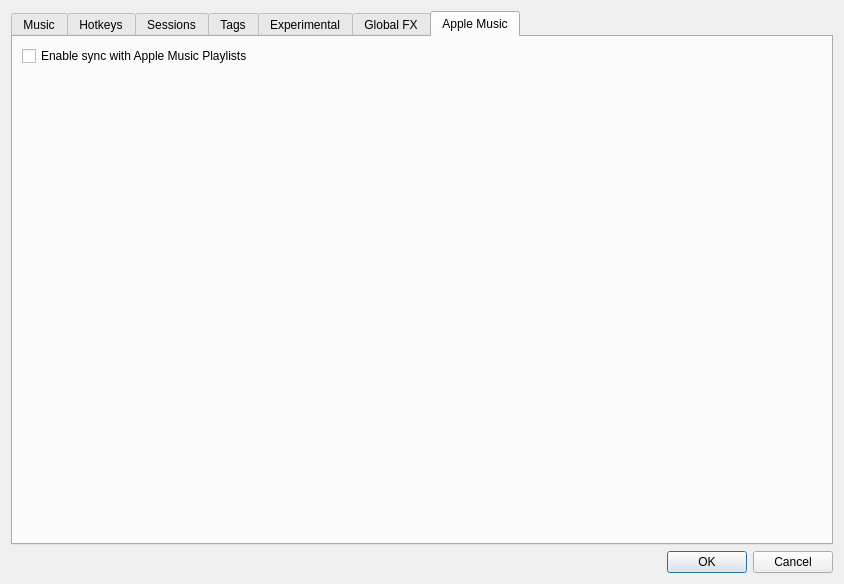
Old version of the form SquareDesk-DEV/test123/preferencesdialog.ui in the repository mpogue2/SquareDesk.
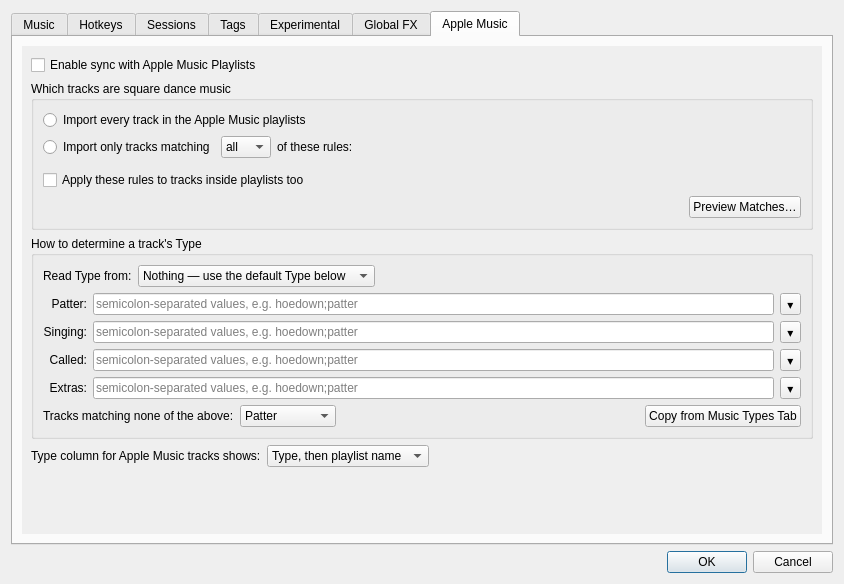
New version of the form. The open tabs and pages were chosen to show the change. Icons and pictures are not drawn.

Commit message: #1740: Add the Apple Music filter and Type mapping UI

Patch:
```diff
--- a/SquareDesk-DEV/test123/preferencesdialog.ui
+++ b/SquareDesk-DEV/test123/preferencesdialog.ui
@@ -1996,25 +1996,359 @@
         </attribute>
         <layout class="QVBoxLayout" name="verticalLayout_appleMusic">
          <item>
-          <widget class="QCheckBox" name="enableAppleMusicCheckbox">
-           <property name="text">
-            <string>Enable sync with Apple Music Playlists</string>
+          <widget class="QScrollArea" name="appleMusicScrollArea">
+           <property name="frameShape">
+            <enum>QFrame::Shape::NoFrame</enum>
            </property>
+           <property name="widgetResizable">
+            <bool>true</bool>
+           </property>
+           <widget class="QWidget" name="appleMusicScrollContents">
+            <layout class="QVBoxLayout" name="appleMusicContentsLayout">
+             <item>
+              <widget class="QCheckBox" name="enableAppleMusicCheckbox">
+               <property name="text">
+                <string>Enable sync with Apple Music Playlists</string>
+               </property>
+              </widget>
+             </item>
+             <item>
+              <widget class="QGroupBox" name="appleMusicFilterGroupBox">
+               <property name="title">
+                <string>Which tracks are square dance music</string>
+               </property>
+               <layout class="QVBoxLayout" name="appleMusicFilterLayout">
+                <item>
+                 <widget class="QRadioButton" name="appleMusicNoFilterRadio">
+                  <property name="text">
+                   <string>Import every track in the Apple Music playlists</string>
+                  </property>
+                 </widget>
+                </item>
+                <item>
+                 <layout class="QHBoxLayout" name="appleMusicFilterMatchLayout">
+                  <item>
+                   <widget class="QRadioButton" name="appleMusicFilterEnabledRadio">
+                    <property name="text">
+                     <string>Import only tracks matching</string>
+                    </property>
+                   </widget>
+                  </item>
+                  <item>
+                   <widget class="QComboBox" name="appleMusicFilterMatchCombo">
+<item><property name="text"><string>all</string></property></item>
+<item><property name="text"><string>any</string></property></item>
+</widget>
+
+                  </item>
+                  <item>
+                   <widget class="QLabel" name="appleMusicFilterMatchLabel">
+                    <property name="text">
+                     <string>of these rules:</string>
+                    </property>
+                   </widget>
+                  </item>
+                  <item>
+                   <spacer name="appleMusicFilterMatchSpacer">
+                    <property name="orientation">
+                     <enum>Qt::Orientation::Horizontal</enum>
+                    </property>
+                    <property name="sizeHint" stdset="0">
+                     <size><width>40</width><height>20</height></size>
+                    </property>
+                   </spacer>
+                  </item>
+                 </layout>
+                </item>
+                <item>
+                 <widget class="QWidget" name="appleMusicRulesContainer" native="true">
+                  <layout class="QVBoxLayout" name="appleMusicRulesLayout">
+                   <property name="leftMargin"><number>22</number></property>
+                   <property name="topMargin"><number>0</number></property>
+                   <property name="bottomMargin"><number>0</number></property>
+                   <property name="spacing"><number>3</number></property>
+                  </layout>
+                 </widget>
+                </item>
+                <item>
+                 <widget class="QCheckBox" name="appleMusicFilterInPlaylistsCheckbox">
+                  <property name="text">
+                   <string>Apply these rules to tracks inside playlists too</string>
+                  </property>
+                  <property name="toolTip">
+                   <string>When off, every track in a playlist is imported, and these rules only decide which tracks outside your playlists count as square dance music.</string>
+                  </property>
+                 </widget>
+                </item>
+                <item>
+                 <layout class="QHBoxLayout" name="appleMusicMatchCountLayout">
+                  <item>
+                   <widget class="QLabel" name="appleMusicMatchCountLabel">
+                    <property name="text">
+                     <string/>
+                    </property>
+                   </widget>
+                  </item>
+                  <item>
+                   <spacer name="appleMusicMatchCountSpacer">
+                    <property name="orientation">
+                     <enum>Qt::Orientation::Horizontal</enum>
+                    </property>
+                    <property name="sizeHint" stdset="0">
+                     <size><width>40</width><height>20</height></size>
+                    </property>
+                   </spacer>
+                  </item>
+                  <item>
+                   <widget class="QPushButton" name="appleMusicPreviewButton">
+                    <property name="text">
+                     <string>Preview Matches…</string>
+                    </property>
+                   </widget>
+                  </item>
+                 </layout>
+                </item>
+               </layout>
+              </widget>
+             </item>
+             <item>
+              <widget class="QGroupBox" name="appleMusicTypeGroupBox">
+               <property name="title">
+                <string>How to determine a track's Type</string>
+               </property>
+               <layout class="QVBoxLayout" name="appleMusicTypeLayout">
+                <item>
+                 <layout class="QHBoxLayout" name="appleMusicTypeFieldLayout">
+                  <item>
+                   <widget class="QLabel" name="appleMusicTypeFieldLabel">
+                    <property name="text">
+                     <string>Read Type from:</string>
+                    </property>
+                   </widget>
+                  </item>
+                  <item>
+                   <widget class="QComboBox" name="appleMusicTypeFieldCombo">
+<item><property name="text"><string>Nothing — use the default Type below</string></property></item>
+<item><property name="text"><string>Genre</string></property></item>
+<item><property name="text"><string>Grouping</string></property></item>
+<item><property name="text"><string>Album</string></property></item>
+<item><property name="text"><string>Album Artist</string></property></item>
+<item><property name="text"><string>Artist</string></property></item>
+<item><property name="text"><string>Composer</string></property></item>
+<item><property name="text"><string>Comments</string></property></item>
+<item><property name="text"><string>Work</string></property></item>
+<item><property name="text"><string>Title</string></property></item>
+</widget>
+
+                  </item>
+                  <item>
+                   <spacer name="appleMusicTypeFieldSpacer">
+                    <property name="orientation">
+                     <enum>Qt::Orientation::Horizontal</enum>
+                    </property>
+                    <property name="sizeHint" stdset="0">
+                     <size><width>40</width><height>20</height></size>
+                    </property>
+                   </spacer>
+                  </item>
+                 </layout>
+                </item>
+                <item>
+                 <layout class="QGridLayout" name="appleMusicTypeGrid">
+                  <item row="0" column="0">
+                   <widget class="QLabel" name="appleMusicTypePatterLabel">
+                    <property name="text">
+                     <string>Patter:</string>
+                    </property>
+                    <property name="alignment">
+                     <set>Qt::AlignmentFlag::AlignRight|Qt::AlignmentFlag::AlignVCenter</set>
+                    </property>
+                   </widget>
+                  </item>
+                  <item row="0" column="1">
+                   <widget class="QLineEdit" name="lineEditAppleMusicTypePatter">
+                    <property name="placeholderText">
+                     <string>semicolon-separated values, e.g. hoedown;patter</string>
+                    </property>
+                   </widget>
+                  </item>
+                  <item row="0" column="2">
+                   <widget class="QToolButton" name="appleMusicTypePatterPickerButton">
+                    <property name="text">
+                     <string>▾</string>
+                    </property>
+                    <property name="toolTip">
+                     <string>Add a value that exists in your Apple Music library</string>
+                    </property>
+                   </widget>
+                  </item>
+                  <item row="1" column="0">
+                   <widget class="QLabel" name="appleMusicTypeSingingLabel">
+                    <property name="text">
+                     <string>Singing:</string>
+                    </property>
+                    <property name="alignment">
+                     <set>Qt::AlignmentFlag::AlignRight|Qt::AlignmentFlag::AlignVCenter</set>
+                    </property>
+                   </widget>
+                  </item>
+                  <item row="1" column="1">
+                   <widget class="QLineEdit" name="lineEditAppleMusicTypeSinging">
+                    <property name="placeholderText">
+                     <string>semicolon-separated values, e.g. hoedown;patter</string>
+                    </property>
+                   </widget>
+                  </item>
+                  <item row="1" column="2">
+                   <widget class="QToolButton" name="appleMusicTypeSingingPickerButton">
+                    <property name="text">
+                     <string>▾</string>
+                    </property>
+                    <property name="toolTip">
+                     <string>Add a value that exists in your Apple Music library</string>
+                    </property>
+                   </widget>
+                  </item>
+                  <item row="2" column="0">
+                   <widget class="QLabel" name="appleMusicTypeCalledLabel">
+                    <property name="text">
+                     <string>Called:</string>
+                    </property>
+                    <property name="alignment">
+                     <set>Qt::AlignmentFlag::AlignRight|Qt::AlignmentFlag::AlignVCenter</set>
+                    </property>
+                   </widget>
+                  </item>
+                  <item row="2" column="1">
+                   <widget class="QLineEdit" name="lineEditAppleMusicTypeCalled">
+                    <property name="placeholderText">
+                     <string>semicolon-separated values, e.g. hoedown;patter</string>
+                    </property>
+                   </widget>
+                  </item>
+                  <item row="2" column="2">
+                   <widget class="QToolButton" name="appleMusicTypeCalledPickerButton">
+                    <property name="text">
+                     <string>▾</string>
+                    </property>
+                    <property name="toolTip">
+                     <string>Add a value that exists in your Apple Music library</string>
+                    </property>
+                   </widget>
+                  </item>
+                  <item row="3" column="0">
+                   <widget class="QLabel" name="appleMusicTypeExtrasLabel">
+                    <property name="text">
+                     <string>Extras:</string>
+                    </property>
+                    <property name="alignment">
+                     <set>Qt::AlignmentFlag::AlignRight|Qt::AlignmentFlag::AlignVCenter</set>
+                    </property>
+                   </widget>
+                  </item>
+                  <item row="3" column="1">
+                   <widget class="QLineEdit" name="lineEditAppleMusicTypeExtras">
+                    <property name="placeholderText">
+                     <string>semicolon-separated values, e.g. hoedown;patter</string>
+                    </property>
+                   </widget>
+                  </item>
+                  <item row="3" column="2">
+                   <widget class="QToolButton" name="appleMusicTypeExtrasPickerButton">
+                    <property name="text">
+                     <string>▾</string>
+                    </property>
+                    <property name="toolTip">
+                     <string>Add a value that exists in your Apple Music library</string>
+                    </property>
+                   </widget>
+                  </item>
+                 </layout>
+                </item>
+                <item>
+                 <layout class="QHBoxLayout" name="appleMusicTypeDefaultLayout">
+                  <item>
+                   <widget class="QLabel" name="appleMusicTypeDefaultLabel">
+                    <property name="text">
+                     <string>Tracks matching none of the above:</string>
+                    </property>
+                   </widget>
+                  </item>
+                  <item>
+                   <widget class="QComboBox" name="appleMusicTypeDefaultCombo">
+<item><property name="text"><string>Patter</string></property></item>
+<item><property name="text"><string>Singing</string></property></item>
+<item><property name="text"><string>Called</string></property></item>
+<item><property name="text"><string>Extras</string></property></item>
+<item><property name="text"><string>Don't import</string></property></item>
+</widget>
+
+                  </item>
+                  <item>
+                   <spacer name="appleMusicTypeDefaultSpacer">
+                    <property name="orientation">
+                     <enum>Qt::Orientation::Horizontal</enum>
+                    </property>
+                    <property name="sizeHint" stdset="0">
+                     <size><width>40</width><height>20</height></size>
+                    </property>
+                   </spacer>
+                  </item>
+                  <item>
+                   <widget class="QPushButton" name="appleMusicCopyTypesButton">
+                    <property name="text">
+                     <string>Copy from Music Types Tab</string>
+                    </property>
+                   </widget>
+                  </item>
+                 </layout>
+                </item>
+               </layout>
+              </widget>
+             </item>
+             <item>
+              <layout class="QHBoxLayout" name="appleMusicTypeColumnLayout">
+               <item>
+                <widget class="QLabel" name="appleMusicTypeColumnLabel">
+                 <property name="text">
+                  <string>Type column for Apple Music tracks shows:</string>
+                 </property>
+                </widget>
+               </item>
+               <item>
+                <widget class="QComboBox" name="appleMusicTypeColumnFormatCombo">
+<item><property name="text"><string>Type, then playlist name</string></property></item>
+<item><property name="text"><string>Playlist name only</string></property></item>
+<item><property name="text"><string>Type only</string></property></item>
+</widget>
+
+               </item>
+               <item>
+                <spacer name="appleMusicTypeColumnSpacer">
+                 <property name="orientation">
+                  <enum>Qt::Orientation::Horizontal</enum>
+                 </property>
+                 <property name="sizeHint" stdset="0">
+                  <size><width>40</width><height>20</height></size>
+                 </property>
+                </spacer>
+               </item>
+              </layout>
+             </item>
+             <item>
+              <spacer name="verticalSpacer_appleMusic">
+               <property name="orientation">
+                <enum>Qt::Orientation::Vertical</enum>
+               </property>
+               <property name="sizeHint" stdset="0">
+                <size><width>20</width><height>40</height></size>
+               </property>
+              </spacer>
+             </item>
+            </layout>
+           </widget>
           </widget>
          </item>
-         <item>
-          <spacer name="verticalSpacer_appleMusic">
-           <property name="orientation">
-            <enum>Qt::Orientation::Vertical</enum>
-           </property>
-           <property name="sizeHint" stdset="0">
-            <size>
-             <width>20</width>
-             <height>40</height>
-            </size>
-           </property>
-          </spacer>
-         </item>
         </layout>
        </widget>
       </widget>
```
The commit also changes 6 other files.
